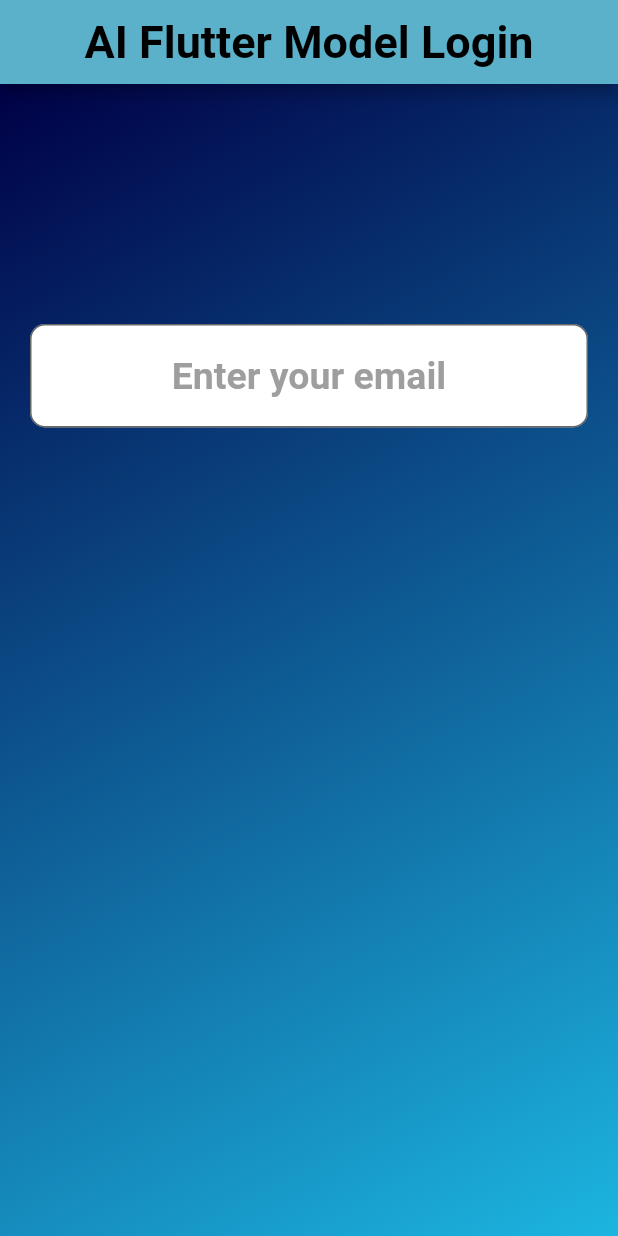
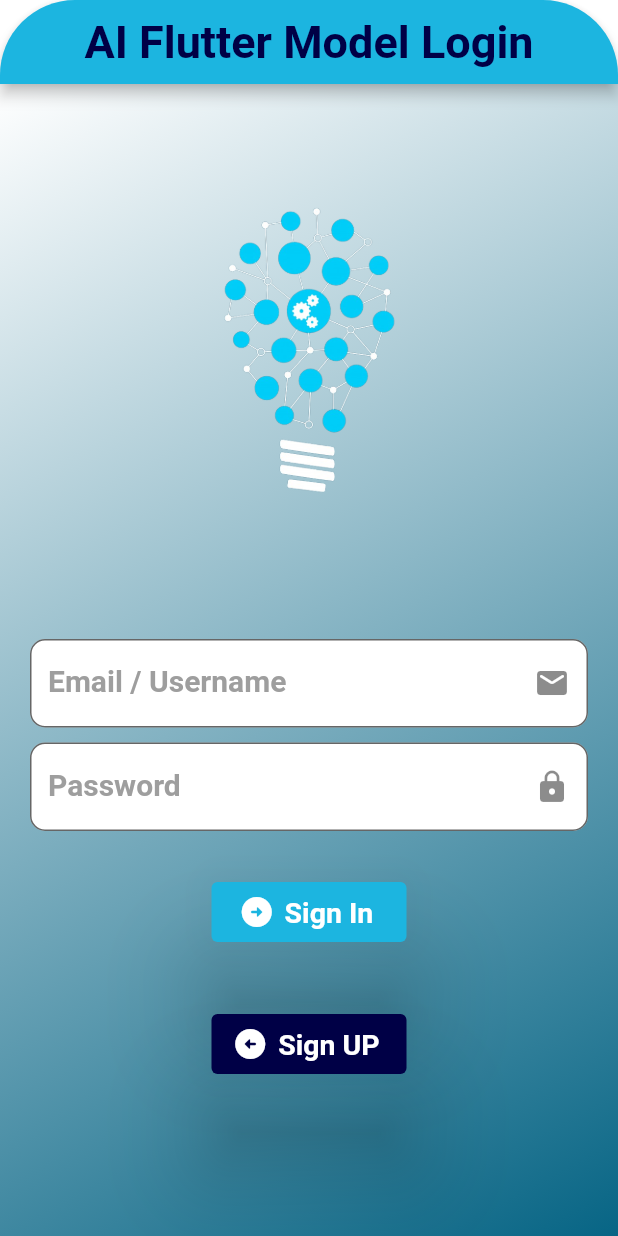
Before and after one commit to Rahul-JOON/ML-Model-Flutter-Project, a Flutter app: the screen it shows after launch, on a phone screen of 412 x 824 dp. Run offline on Flutter 3.47's test engine with Material 2 defaults, Android fonts, the light colour scheme and no system bars.

Commit message:
Login 1.2 (linked with home)

```diff
--- a/mlmodel/lib/authentication.dart
+++ b/mlmodel/lib/authentication.dart
@@ -1,3 +1,4 @@
+// ignore_for_file: prefer_const_constructors
 import 'package:flutter/material.dart';
 
 class Authentication extends StatefulWidget {
@@ -13,44 +14,109 @@ class _AuthenticationState extends State<Authentication> {
     return Scaffold(
       backgroundColor: Colors.transparent,
       appBar: AppBar(
+        shape: RoundedRectangleBorder(
+            borderRadius: BorderRadius.vertical(top: Radius.circular(50))),
         centerTitle: true,
         title: Text(
           'AI Flutter Model Login',
           style: TextStyle(
-              fontWeight: FontWeight.bold, fontSize: 30, color: Colors.black),
+              fontWeight: FontWeight.bold,
+              fontSize: 30,
+              color: Color.fromARGB(255, 0, 0, 70)),
         ),
-        backgroundColor: Color.fromARGB(255, 91, 177, 201),
+        backgroundColor: Color.fromARGB(255, 28, 181, 224),
       ),
       body: Center(
         child: Container(
-          width: double.infinity,
-          height: double.infinity,
+            height: MediaQuery.of(context).size.height,
             decoration: BoxDecoration(
                 gradient: LinearGradient(
                     begin: Alignment.topLeft,
                     end: Alignment.bottomRight,
-                  colors: [
-                Color.fromARGB(255, 0, 0, 70),
-                Color.fromARGB(255, 28, 181, 224)
+                    colors: const [
+                  Colors.white,
+                  Color.fromARGB(255, 7, 101, 133)
                 ])),
-          child: Padding(
-            padding: EdgeInsets.symmetric(horizontal: 20, vertical: 160),
+            child: SingleChildScrollView(
+              child: Column(
+                children: [
+                  Padding(
+                    padding: EdgeInsets.symmetric(horizontal: 10, vertical: 80),
+                    child: Image.asset(
+                      'images/ai_logo.png',
+                      height: 200,
+                    ),
+                  ),
+                  Padding(
+                    padding: EdgeInsets.symmetric(horizontal: 20, vertical: 10),
                     child: TextField(
-              textAlign: TextAlign.center,
                       decoration: InputDecoration(
+                        fillColor: Colors.white,
+                        hoverColor: Colors.blue,
+                        floatingLabelBehavior: FloatingLabelBehavior.auto,
                         filled: true,
-                fillColor: Colors.white,
-                border:
-                    OutlineInputBorder(borderRadius: BorderRadius.circular(10)),
-                hintText: 'Enter your email',
-                hintStyle: TextStyle(
+                        suffixIcon: Icon(Icons.mail_rounded),
+                        border: OutlineInputBorder(
+                            borderRadius: BorderRadius.circular(10)),
+                        labelText: 'Email / Username',
+                        labelStyle: TextStyle(
                             color: Colors.grey,
                             fontWeight: FontWeight.bold,
-                    fontSize: 25),
+                            fontSize: 20),
                       ),
                     ),
                   ),
+                  Padding(
+                    padding: EdgeInsets.symmetric(horizontal: 20, vertical: 0),
+                    child: TextField(
+                      obscureText: true,
+                      decoration: InputDecoration(
+                        fillColor: Colors.white,
+                        hoverColor: Colors.blue,
+                        floatingLabelBehavior: FloatingLabelBehavior.auto,
+                        filled: true,
+                        suffixIcon: Icon(Icons.lock),
+                        border: OutlineInputBorder(
+                            borderRadius: BorderRadius.circular(10)),
+                        labelText: 'Password',
+                        labelStyle: TextStyle(
+                            color: Colors.grey,
+                            fontWeight: FontWeight.bold,
+                            fontSize: 20),
                       ),
+                    ),
+                  ),
+                  Padding(
+                    padding: EdgeInsets.all(30),
+                    child: ElevatedButton.icon(
+                        onPressed: () {
+                          Navigator.pushNamed(context, 'home');
+                        },
+                        icon: Icon(Icons.arrow_circle_right_rounded),
+                        label: Text('Sign In'),
+                        style: ElevatedButton.styleFrom(
+                            fixedSize: Size(130, 40),
+                            textStyle: TextStyle(
+                                fontSize: 19, fontWeight: FontWeight.bold),
+                            primary: Color.fromARGB(255, 28, 181, 224),
+                            elevation: 30)),
+                  ),
+                  Padding(
+                    padding: EdgeInsets.all(10),
+                    child: ElevatedButton.icon(
+                        onPressed: () {},
+                        icon: Icon(Icons.arrow_circle_left_rounded),
+                        label: Text('Sign UP'),
+                        style: ElevatedButton.styleFrom(
+                            fixedSize: Size(130, 40),
+                            textStyle: TextStyle(
+                                fontSize: 19, fontWeight: FontWeight.bold),
+                            primary: Color.fromARGB(255, 0, 0, 70),
+                            elevation: 30)),
+                  ),
+                ],
+              ),
+            )),
       ),
     );
   }
--- /dev/null
+++ b/mlmodel/lib/home.dart
@@ -0,0 +1,16 @@
+// ignore_for_file: prefer_const_constructors
+import 'package:flutter/material.dart';
+
+class home extends StatefulWidget {
+  const home({Key? key}) : super(key: key);
+
+  @override
+  State<home> createState() => _homeState();
+}
+
+class _homeState extends State<home> {
+  @override
+  Widget build(BuildContext context) {
+    return Scaffold();
+  }
+}
--- a/mlmodel/lib/main.dart
+++ b/mlmodel/lib/main.dart
@@ -1,10 +1,15 @@
+// ignore_for_file: prefer_const_constructors
 import 'package:flutter/material.dart';
 import 'package:mlmodel/authentication.dart';
+import 'package:mlmodel/home.dart';
 
 void main() {
   runApp(MaterialApp(
     debugShowCheckedModeBanner: false,
     initialRoute: 'authentication',
-    routes: {'authentication': (context) => Authentication()},
+    routes: {
+      'authentication': (context) => Authentication(),
+      'home': (context) => home(),
+    },
   ));
 }
--- a/mlmodel/pubspec.yaml
+++ b/mlmodel/pubspec.yaml
@@ -58,9 +58,9 @@ flutter:
   uses-material-design: true
 
   # To add assets to your application, add an assets section, like this:
-  # assets:
-  #   - images/a_dot_burr.jpeg
-  #   - images/a_dot_ham.jpeg
+  assets:
+    - images/ai logo.png
+    - images/ai_logo.png
 
   # An image asset can refer to one or more resolution-specific "variants", see
   # https://flutter.dev/assets-and-images/#resolution-aware
```
Also changed, not shown: mlmodel/images/ai logo.png (added), mlmodel/images/ai_logo.png (added), 1 other file. Lines whose indentation alone changed are shown as unchanged.
